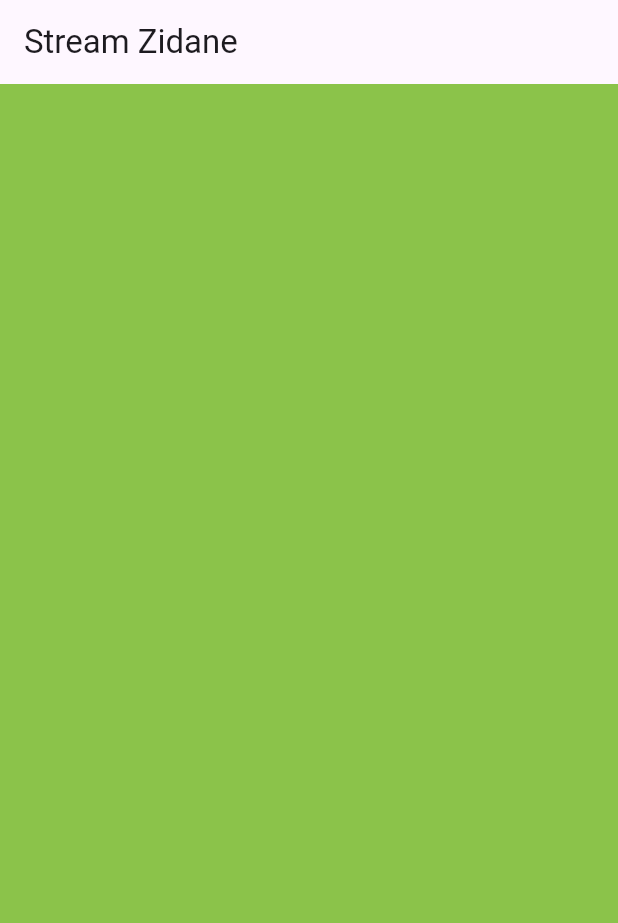
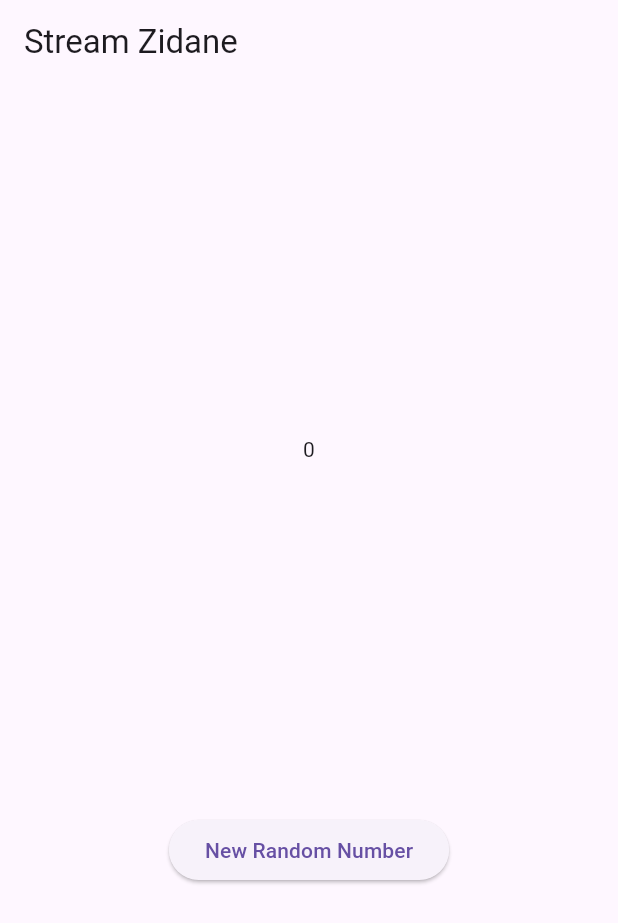
Before and after one commit to zidanefzns/stream_zidane, a Flutter app: the screen it shows after launch, on a phone screen of 412 x 824 dp. Shown: the top 923 px of the screen. Run offline on Flutter 3.47's test engine with Material 3 defaults, Android fonts, the light colour scheme and no system bars.

Commit message:
P2: Jawaban Soal 6

```diff
--- a/lib/main.dart
+++ b/lib/main.dart
@@ -1,5 +1,7 @@
 import 'package:flutter/material.dart';
 import 'package:stream_zidane/stream.dart';
+import 'dart:async';
+import 'dart:math';
 
 void main() {
   runApp(const MyApp());
@@ -26,14 +28,37 @@
 }
 
 class _StreamHomePageState extends State<StreamHomePage> {
+  int lastNumber = 0;
+  late StreamController numberStreamController;
+  late NumberStream numberStream;
   Color bgColor = Colors.blue;
   late ColorStream colorStream;
 
+void addRandomNumber() {
+    Random random = Random();
+    int myNum = random.nextInt(10);
+    numberStream.addNumberToSink(myNum);
+  }
+
+  @override
+  void dispose() {
+    numberStreamController.close();
+    super.dispose();
+  }
+
   @override
   void initState() {
+    numberStream = NumberStream();
+    numberStreamController = numberStream.controller;
+    Stream stream = numberStreamController.stream;
+    stream.listen((event) {
+          setState(() {
+            lastNumber = event;
+          });
+        });
     super.initState();
-    colorStream = ColorStream();
-    changeColor();
+    // colorStream = ColorStream();
+    // changeColor();
   }
 
   void changeColor() async {
@@ -53,7 +78,21 @@
   Widget build(BuildContext context) {
     return Scaffold(
       appBar: AppBar(title: const Text("Stream Zidane")),
-      body: Container(decoration: BoxDecoration(color: bgColor)),
+      body: SizedBox(
+        width: double.infinity,
+        child: Column(
+          mainAxisAlignment: MainAxisAlignment.spaceEvenly,
+          crossAxisAlignment: CrossAxisAlignment.center,
+          children: [
+            Text(lastNumber.toString()),
+            ElevatedButton(
+              onPressed: () => addRandomNumber(),
+              child: Text("New Random Number"),
+            ),
+          ],
+        ),
+      ),
+      // body: Container(decoration: BoxDecoration(color: bgColor)),
     );
     // return Container();
   }
--- a/lib/stream.dart
+++ b/lib/stream.dart
@@ -17,3 +17,14 @@ class ColorStream {
     });
   }
 }
+
+class NumberStream {
+  final StreamController<int> controller = StreamController<int>();
+  void addNumberToSink(int newNumber) {
+    controller.sink.add(newNumber);
+  }
+
+  close() {
+    controller.close();
+  }
+}
```
Also changed, not shown: assets/stream2.gif (added), 1 other file.
